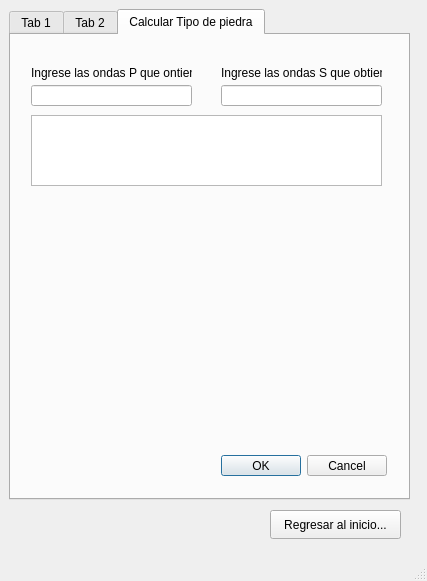
lumartch/Proyecto_Tuneladora, file maincalculoswindow.ui: the form before one commit.
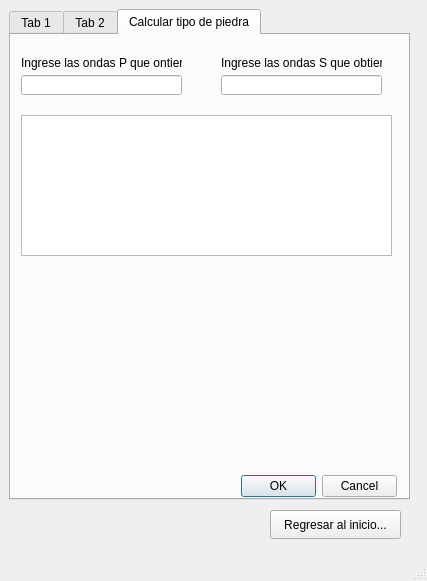
The form after the commit. Icons and pictures are not drawn.

Patch:
```diff
--- a/maincalculoswindow.ui
+++ b/maincalculoswindow.ui
@@ -430,33 +430,13 @@
     </widget>
     <widget class="QWidget" name="tab_3">
      <attribute name="title">
-      <string>Calcular Tipo de piedra</string>
+      <string>Calcular tipo de piedra</string>
      </attribute>
-     <widget class="QLineEdit" name="ondasPLE">
-      <property name="geometry">
-       <rect>
-        <x>20</x>
-        <y>50</y>
-        <width>161</width>
-        <height>21</height>
-       </rect>
-      </property>
-     </widget>
-     <widget class="QLineEdit" name="ondasSLE">
-      <property name="geometry">
-       <rect>
-        <x>210</x>
-        <y>50</y>
-        <width>161</width>
-        <height>21</height>
-       </rect>
-      </property>
-     </widget>
      <widget class="QLabel" name="ondasPL">
       <property name="geometry">
        <rect>
-        <x>20</x>
-        <y>30</y>
+        <x>10</x>
+        <y>20</y>
         <width>161</width>
         <height>16</height>
        </rect>
@@ -469,7 +449,7 @@
       <property name="geometry">
        <rect>
         <x>210</x>
-        <y>30</y>
+        <y>20</y>
         <width>161</width>
         <height>16</height>
        </rect>
@@ -478,23 +458,43 @@
        <string>Ingrese las ondas S que obtiene</string>
       </property>
      </widget>
+     <widget class="QLineEdit" name="ondasPLE">
+      <property name="geometry">
+       <rect>
+        <x>10</x>
+        <y>40</y>
+        <width>161</width>
+        <height>20</height>
+       </rect>
+      </property>
+     </widget>
+     <widget class="QLineEdit" name="ondasSLE">
+      <property name="geometry">
+       <rect>
+        <x>210</x>
+        <y>40</y>
+        <width>161</width>
+        <height>20</height>
+       </rect>
+      </property>
+     </widget>
      <widget class="QTextEdit" name="tipoPiedraTE">
       <property name="geometry">
        <rect>
-        <x>20</x>
+        <x>10</x>
         <y>80</y>
-        <width>351</width>
-        <height>71</height>
+        <width>371</width>
+        <height>141</height>
        </rect>
       </property>
      </widget>
      <widget class="QDialogButtonBox" name="piedraBB">
       <property name="geometry">
        <rect>
-        <x>210</x>
-        <y>420</y>
-        <width>166</width>
-        <height>21</height>
+        <x>230</x>
+        <y>440</y>
+        <width>156</width>
+        <height>23</height>
        </rect>
       </property>
       <property name="standardButtons">
@@ -504,10 +504,10 @@
      <widget class="QLabel" name="imagenPiedraL">
       <property name="geometry">
        <rect>
-        <x>20</x>
-        <y>160</y>
-        <width>351</width>
-        <height>251</height>
+        <x>10</x>
+        <y>240</y>
+        <width>361</width>
+        <height>171</height>
        </rect>
       </property>
       <property name="text">
```
Left out of the diff: 7 changed lines with no effect on the pictures.
